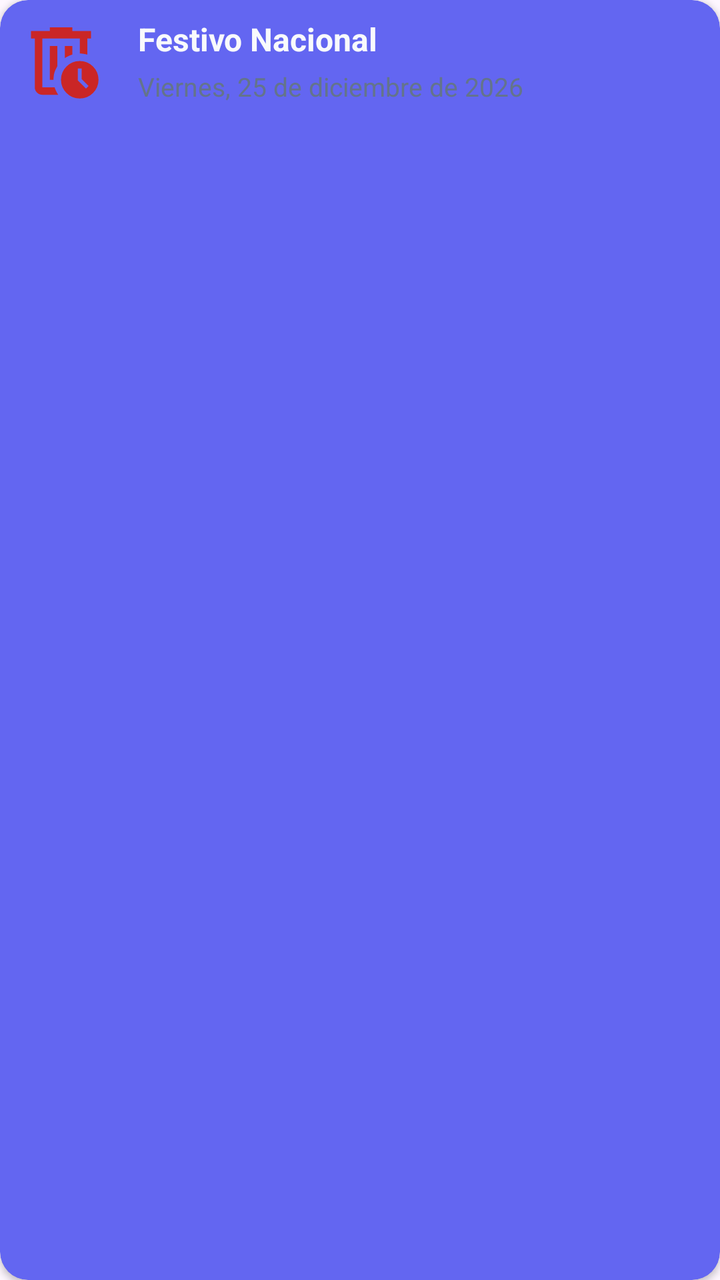
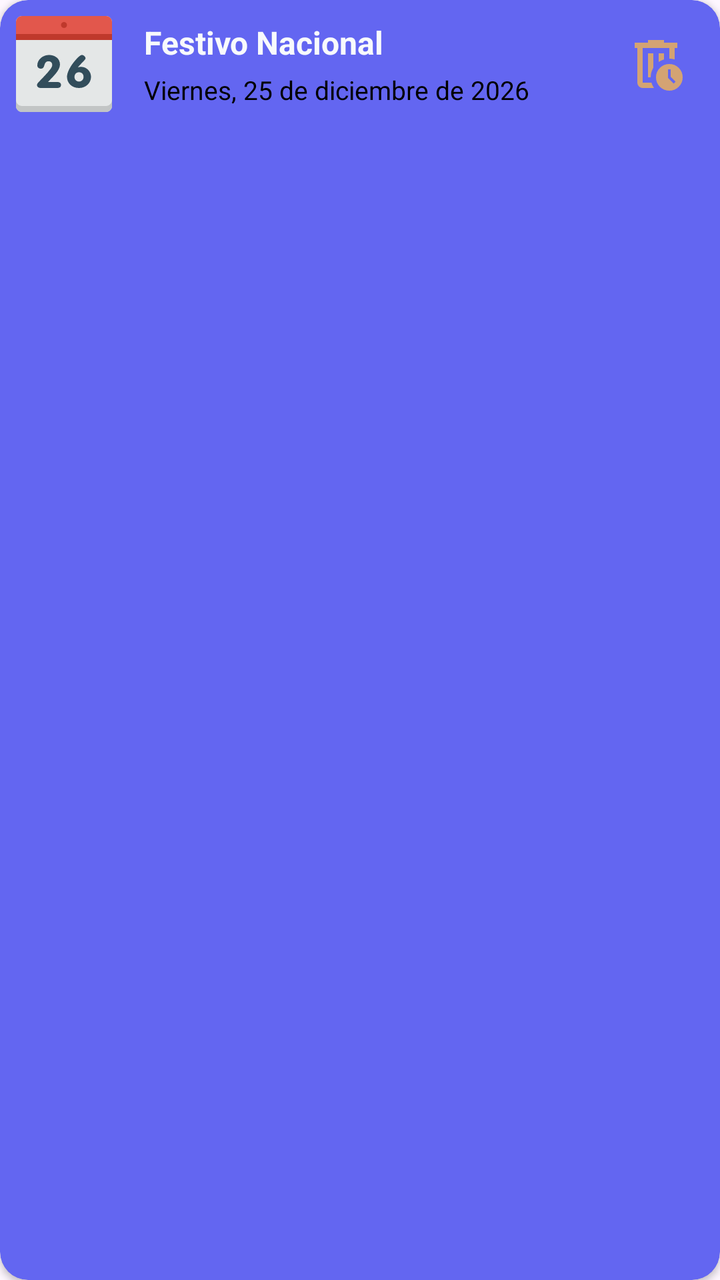

Before-and-after screenshots of an Android layout around one commit, followed by the original layout XML and the change that was made.
<!-- AndroidManifest.xml: application theme Theme.CalendarioLaboral_V30 -->
<!-- res/layout/item_festivos.xml -->
<androidx.cardview.widget.CardView
    xmlns:android="http://schemas.android.com/apk/res/android"
    xmlns:app="http://schemas.android.com/apk/res-auto"
    android:id="@+id/cardItem"
    android:layout_width="match_parent"
    android:layout_height="wrap_content"
    android:layout_marginStart="4dp"
    android:layout_marginEnd="4dp"
    android:layout_marginTop="6dp"
    android:layout_marginBottom="6dp"
    app:cardCornerRadius="14dp"
    app:cardElevation="2dp"
    app:cardBackgroundColor="@color/bg_fecha_active">

    <LinearLayout
        android:layout_width="match_parent"
        android:layout_height="wrap_content"
        android:orientation="horizontal"
        android:gravity="center_vertical"
        android:padding="8dp"
        android:background="?android:attr/selectableItemBackground">

        
        <ImageView
            android:id="@+id/ivItemIcono"
            android:layout_width="45dp"
            android:layout_height="45dp"
            android:layout_marginEnd="16dp"
            android:scaleType="fitCenter"
            android:adjustViewBounds="true"
            android:src="@drawable/ic_eliminar"
            android:importantForAccessibility="no" />
        
        <LinearLayout
            android:layout_width="match_parent"
            android:layout_height="wrap_content"
            android:layout_weight="1"
            android:orientation="vertical">

            <TextView
                android:id="@+id/tvItemTipo"
                android:layout_width="wrap_content"
                android:layout_height="wrap_content"
                android:text="Festivo Nacional"
                android:textColor="@color/text_main"
                android:textSize="16sp"
                android:textStyle="bold" />

            <TextView
                android:id="@+id/tvItemFecha"
                android:layout_width="wrap_content"
                android:layout_height="wrap_content"
                android:text="Viernes, 25 de diciembre de 2026"
                android:textColor="@color/text_disabled"
                android:textSize="13sp"
                android:layout_marginTop="4dp" />
        </LinearLayout>

    </LinearLayout>
</androidx.cardview.widget.CardView>
<!-- resources referenced by this layout -->
<resources>
  <color name="bg_fecha_active">#6366F1</color>
  <color name="text_disabled">#64748B</color>
  <color name="text_main">#F8FAFC</color>
  <!-- drawable ic_eliminar (drawable) -->
  <vector xmlns:android="http://schemas.android.com/apk/res/android" android:height="24dp" android:tint="#CA2626" android:viewportHeight="960" android:viewportWidth="960" android:width="24dp">
        
      <path android:fillColor="@android:color/white" android:pathData="M280,240L280,240L280,400Q280,400 280,481.5Q280,563 280,680Q280,701 280,721Q280,741 280,760L280,760Q280,760 280,760Q280,760 280,760L280,240ZM450,840L280,840Q247,840 223.5,816.5Q200,793 200,760L200,240L160,240L160,160L360,160L360,120L600,120L600,160L800,160L800,240L760,240L760,412Q743,407 720.5,403.5Q698,400 680,400L680,240L280,240L280,760Q280,760 280,760Q280,760 280,760L412,760Q418,781 428,801.5Q438,822 450,840ZM360,680L400,680Q400,617 420,576.5Q440,536 440,536L440,320L360,320L360,680ZM520,450Q537,439 558.5,428Q580,417 600,412L600,320L520,320L520,450ZM538.5,821.5Q480,763 480,680Q480,597 538.5,538.5Q597,480 680,480Q763,480 821.5,538.5Q880,597 880,680Q880,763 821.5,821.5Q763,880 680,880Q597,880 538.5,821.5ZM746,774L774,746L700,672L700,560L660,560L660,688L746,774Z"/>
      
  </vector>
  <style name="Theme.CalendarioLaboral_V30" parent="Base.Theme.CalendarioLaboral_V30" />
  <style name="Base.Theme.CalendarioLaboral_V30" parent="Theme.Material3.DayNight.NoActionBar">
          
          
  
  
  
          
          <item name="android:statusBarColor">@color/app_primary</item>
  
          
          
          <item name="android:windowLightStatusBar">false</item>
  
  
      </style>
  <color name="app_primary">#6366F1</color>
</resources>

<!-- the commit's change to res/layout/item_festivos.xml (unified diff, before → after) -->
@@ -23,16 +23,16 @@
         
         <ImageView
             android:id="@+id/ivItemIcono"
-            android:layout_width="45dp"
-            android:layout_height="45dp"
+            android:layout_width="48dp"
+            android:layout_height="48dp"
             android:layout_marginEnd="16dp"
             android:scaleType="fitCenter"
             android:adjustViewBounds="true"
-            android:src="@drawable/ic_eliminar"
+            android:src="@drawable/calendar_svgrepo_com"
             android:importantForAccessibility="no" />
         
         <LinearLayout
-            android:layout_width="match_parent"
+            android:layout_width="0dp"
             android:layout_height="wrap_content"
             android:layout_weight="1"
             android:orientation="vertical">
@@ -51,10 +51,23 @@
                 android:layout_width="wrap_content"
                 android:layout_height="wrap_content"
                 android:text="Viernes, 25 de diciembre de 2026"
-                android:textColor="@color/text_disabled"
+                android:textColor="#000000"
                 android:textSize="13sp"
                 android:layout_marginTop="4dp" />
         </LinearLayout>
 
+        
+        <ImageButton
+            android:id="@+id/ivDelete"
+            android:layout_width="48dp"
+            android:layout_height="48dp"
+            android:padding="8dp"
+            android:scaleType="fitCenter"
+            android:src="@drawable/ic_eliminar"
+            android:tint="#D4A373"
+            android:background="?android:attr/selectableItemBackgroundBorderless"
+            android:contentDescription="Eliminar festivo" />
+
+
     </LinearLayout>
 </androidx.cardview.widget.CardView>
<!-- resource entries referenced after the edit -->
@@ -1,8 +1,8 @@
 <!-- resources referenced by this layout -->
 <resources>
   <color name="bg_fecha_active">#6366F1</color>
-  <color name="text_disabled">#64748B</color>
   <color name="text_main">#F8FAFC</color>
+  <!-- drawable calendar_svgrepo_com: vector/xml drawable (drawable, 2060 chars, omitted) -->
   <!-- drawable ic_eliminar (drawable) -->
   <vector xmlns:android="http://schemas.android.com/apk/res/android" android:height="24dp" android:tint="#CA2626" android:viewportHeight="960" android:viewportWidth="960" android:width="24dp">
         
